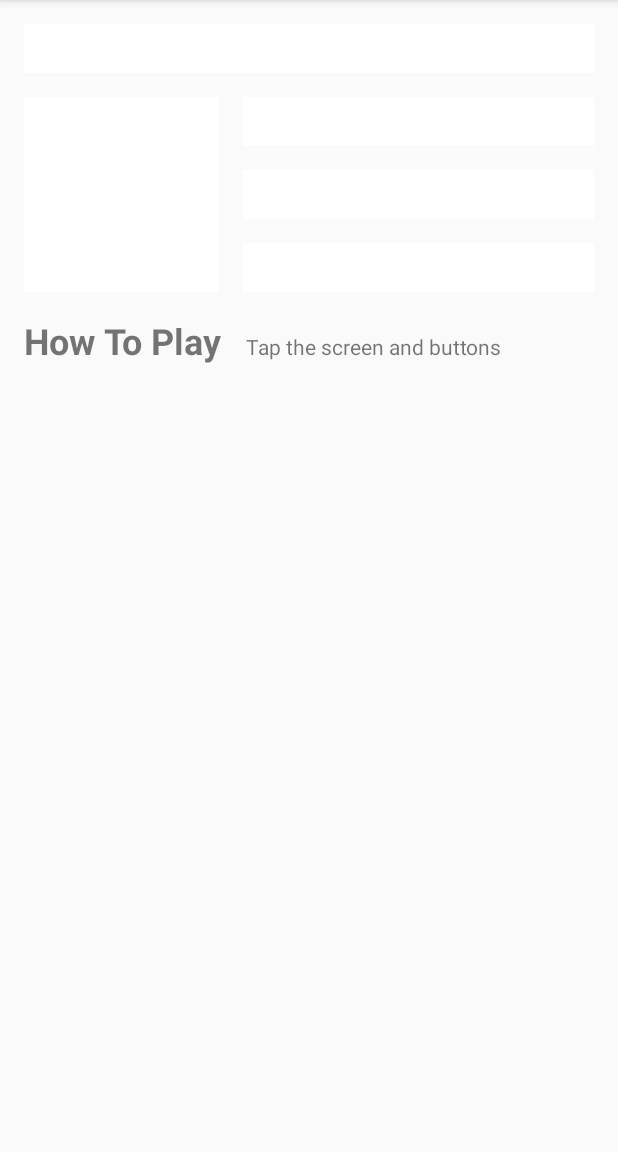
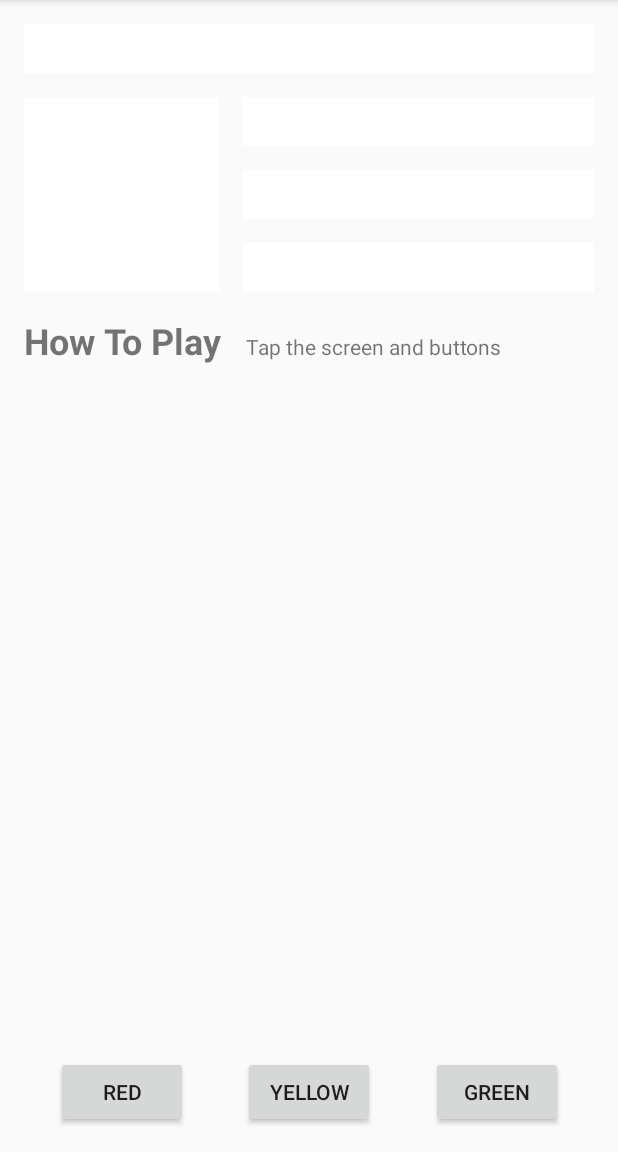
Before and after one commit to gmartinez31/ColorMyViews, an Android app: the screen it shows after launch (MainActivity), on a phone screen of 412 x 824 dp, the part 84-1236 px from its top. Run offline under Robolectric (Android 15) with nearby library versions, the phone set to English and light mode, and no system bars; Roboto replaces fonts that are not available here.

Commit message:
Added some buttons

```diff
--- a/app/src/main/res/layout/activity_main.xml
+++ b/app/src/main/res/layout/activity_main.xml
@@ -90,7 +90,7 @@
         app:layout_constraintBottom_toBottomOf="parent"
         app:layout_constraintStart_toStartOf="parent"
         app:layout_constraintTop_toBottomOf="@+id/box_two_text"
-        app:layout_constraintVertical_bias="0.0"/>
+        app:layout_constraintVertical_bias="0.0" />
 
     <TextView
         android:id="@+id/info_text"
@@ -102,4 +102,42 @@
         app:layout_constraintBaseline_toBaselineOf="@+id/label_text"
         app:layout_constraintStart_toEndOf="@+id/label_text" />
 
+    <Button
+        android:id="@+id/red_button"
+        android:layout_width="wrap_content"
+        android:layout_height="wrap_content"
+        android:layout_marginStart="16dp"
+        android:text="@string/button_red"
+        app:layout_constraintBaseline_toBaselineOf="@+id/yellow_button"
+        app:layout_constraintEnd_toStartOf="@+id/yellow_button"
+        app:layout_constraintHorizontal_bias="0.5"
+        app:layout_constraintStart_toStartOf="parent" />
+
+    <Button
+        android:id="@+id/yellow_button"
+        android:layout_width="wrap_content"
+        android:layout_height="wrap_content"
+        android:layout_marginStart="16dp"
+        android:layout_marginTop="16dp"
+        android:layout_marginEnd="16dp"
+        android:layout_marginBottom="16dp"
+        android:text="@string/button_yellow"
+        app:layout_constraintBottom_toBottomOf="parent"
+        app:layout_constraintEnd_toStartOf="@+id/green_button"
+        app:layout_constraintHorizontal_bias="0.5"
+        app:layout_constraintStart_toEndOf="@+id/red_button"
+        app:layout_constraintTop_toBottomOf="@+id/label_text"
+        app:layout_constraintVertical_bias="1.0" />
+
+    <Button
+        android:id="@+id/green_button"
+        android:layout_width="wrap_content"
+        android:layout_height="wrap_content"
+        android:layout_marginEnd="16dp"
+        android:text="@string/button_green"
+        app:layout_constraintBaseline_toBaselineOf="@+id/yellow_button"
+        app:layout_constraintEnd_toEndOf="parent"
+        app:layout_constraintHorizontal_bias="0.5"
+        app:layout_constraintStart_toEndOf="@+id/yellow_button" />
+
 </androidx.constraintlayout.widget.ConstraintLayout>
--- a/app/src/main/res/values/strings.xml
+++ b/app/src/main/res/values/strings.xml
@@ -7,4 +7,7 @@
     <string name="box_five">Box Five</string>
     <string name="how_to_play">How To Play</string>
     <string name="tap_the_boxes_and_buttons">Tap the screen and buttons</string>
+    <string name="button_red">RED</string>
+    <string name="button_yellow">YELLOW</string>
+    <string name="button_green">GREEN</string>
 </resources>
```
